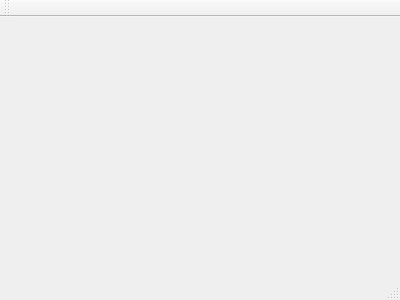
The window that mainwindow.ui (ThisIsPIRI/classroom-picker) describes before a commit, drawn with Qt 5.
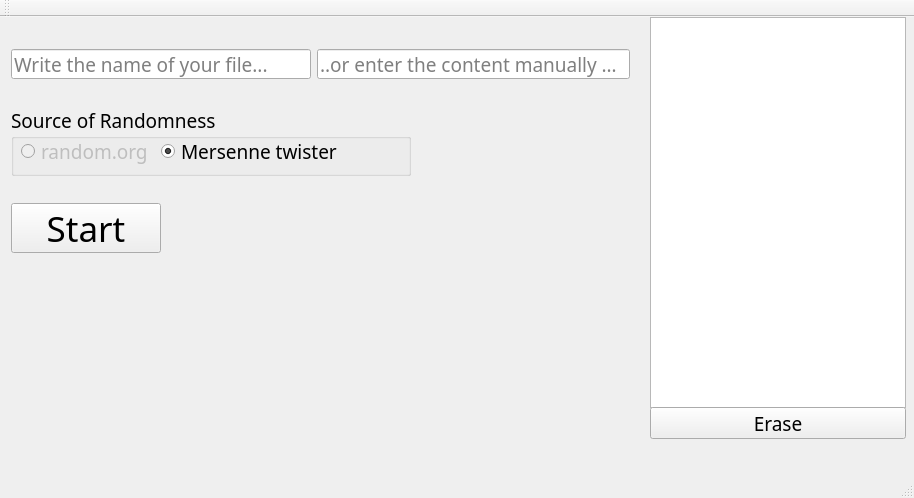
The same window after the commit.

Commit message: Basic UI complete

```diff
--- a/mainwindow.ui
+++ b/mainwindow.ui
@@ -1,24 +1,262 @@
 <ui version="4.0">
  <class>MainWindow</class>
- <widget class="QMainWindow" name="MainWindow" >
-  <property name="geometry" >
+ <widget class="QMainWindow" name="MainWindow">
+  <property name="geometry">
    <rect>
     <x>0</x>
     <y>0</y>
-    <width>400</width>
-    <height>300</height>
+    <width>914</width>
+    <height>498</height>
    </rect>
   </property>
   <property name="windowTitle" >
    <string>MainWindow</string>
   </property>
-  <widget class="QMenuBar" name="menuBar" />
-  <widget class="QToolBar" name="mainToolBar" />
-  <widget class="QWidget" name="centralWidget" />
-  <widget class="QStatusBar" name="statusBar" />
+  <widget class="QWidget" name="centralWidget">
+   <widget class="QWidget" name="verticalLayoutWidget">
+    <property name="geometry">
+     <rect>
+      <x>0</x>
+      <y>0</y>
+      <width>641</width>
+      <height>271</height>
+     </rect>
+    </property>
+    <layout class="QVBoxLayout" name="mainLayout">
+     <item>
+      <layout class="QHBoxLayout" name="horizontalLayout">
+       <property name="sizeConstraint">
+        <enum>QLayout::SetMinimumSize</enum>
+       </property>
+       <item>
+        <widget class="QLineEdit" name="fileNameEdit">
+         <property name="sizePolicy">
+          <sizepolicy hsizetype="Preferred" vsizetype="Preferred">
+           <horstretch>0</horstretch>
+           <verstretch>0</verstretch>
+          </sizepolicy>
+         </property>
+         <property name="maximumSize">
+          <size>
+           <width>300</width>
+           <height>30</height>
+          </size>
+         </property>
+         <property name="sizeIncrement">
+          <size>
+           <width>150</width>
+           <height>30</height>
+          </size>
+         </property>
+         <property name="baseSize">
+          <size>
+           <width>300</width>
+           <height>40</height>
+          </size>
+         </property>
+         <property name="font">
+          <font>
+           <family>SeoulNamsan</family>
+           <pointsize>14</pointsize>
+          </font>
+         </property>
+         <property name="placeholderText">
+          <string>Write the name of your file...</string>
+         </property>
+        </widget>
+       </item>
+       <item>
+        <widget class="QLineEdit" name="entryEdit">
+         <property name="sizePolicy">
+          <sizepolicy hsizetype="Preferred" vsizetype="Preferred">
+           <horstretch>0</horstretch>
+           <verstretch>0</verstretch>
+          </sizepolicy>
+         </property>
+         <property name="maximumSize">
+          <size>
+           <width>360</width>
+           <height>30</height>
+          </size>
+         </property>
+         <property name="font">
+          <font>
+           <family>SeoulNamsan</family>
+           <pointsize>14</pointsize>
+          </font>
+         </property>
+         <property name="placeholderText">
+          <string>..or enter the content manually here</string>
+         </property>
+        </widget>
+       </item>
+      </layout>
+     </item>
+     <item>
+      <widget class="QGroupBox" name="randomTypeBox">
+       <property name="sizePolicy">
+        <sizepolicy hsizetype="Preferred" vsizetype="Preferred">
+         <horstretch>0</horstretch>
+         <verstretch>0</verstretch>
+        </sizepolicy>
+       </property>
+       <property name="minimumSize">
+        <size>
+         <width>400</width>
+         <height>70</height>
+        </size>
+       </property>
+       <property name="maximumSize">
+        <size>
+         <width>400</width>
+         <height>70</height>
+        </size>
+       </property>
+       <property name="font">
+        <font>
+         <family>SeoulNamsan</family>
+         <pointsize>14</pointsize>
+        </font>
+       </property>
+       <property name="title">
+        <string>Source of Randomness</string>
+       </property>
+       <widget class="QRadioButton" name="randomOrgRadio">
+        <property name="enabled">
+         <bool>false</bool>
+        </property>
+        <property name="geometry">
+         <rect>
+          <x>10</x>
+          <y>30</y>
+          <width>141</width>
+          <height>30</height>
+         </rect>
+        </property>
+        <property name="sizePolicy">
+         <sizepolicy hsizetype="Preferred" vsizetype="Fixed">
+          <horstretch>0</horstretch>
+          <verstretch>0</verstretch>
+         </sizepolicy>
+        </property>
+        <property name="maximumSize">
+         <size>
+          <width>150</width>
+          <height>30</height>
+         </size>
+        </property>
+        <property name="text">
+         <string>random.org</string>
+        </property>
+       </widget>
+       <widget class="QRadioButton" name="mersenneRadio">
+        <property name="geometry">
+         <rect>
+          <x>150</x>
+          <y>30</y>
+          <width>200</width>
+          <height>30</height>
+         </rect>
+        </property>
+        <property name="maximumSize">
+         <size>
+          <width>250</width>
+          <height>30</height>
+         </size>
+        </property>
+        <property name="text">
+         <string>Mersenne twister</string>
+        </property>
+        <property name="checked">
+         <bool>true</bool>
+        </property>
+       </widget>
+      </widget>
+     </item>
+     <item>
+      <widget class="QPushButton" name="startButton">
+       <property name="sizePolicy">
+        <sizepolicy hsizetype="Minimum" vsizetype="Fixed">
+         <horstretch>0</horstretch>
+         <verstretch>0</verstretch>
+        </sizepolicy>
+       </property>
+       <property name="minimumSize">
+        <size>
+         <width>70</width>
+         <height>40</height>
+        </size>
+       </property>
+       <property name="maximumSize">
+        <size>
+         <width>150</width>
+         <height>50</height>
+        </size>
+       </property>
+       <property name="font">
+        <font>
+         <family>SeoulNamsan</family>
+         <pointsize>26</pointsize>
+        </font>
+       </property>
+       <property name="text">
+        <string>Start</string>
+       </property>
+      </widget>
+     </item>
+    </layout>
+   </widget>
+   <widget class="QListWidget" name="entryList">
+    <property name="geometry">
+     <rect>
+      <x>650</x>
+      <y>0</y>
+      <width>256</width>
+      <height>391</height>
+     </rect>
+    </property>
+   </widget>
+   <widget class="QPushButton" name="eraseListButton">
+    <property name="geometry">
+     <rect>
+      <x>650</x>
+      <y>390</y>
+      <width>256</width>
+      <height>32</height>
+     </rect>
+    </property>
+    <property name="font">
+     <font>
+      <family>SeoulNamsan</family>
+      <pointsize>14</pointsize>
+     </font>
+    </property>
+    <property name="text">
+     <string>Erase</string>
+    </property>
+   </widget>
+  </widget>
+  <widget class="QMenuBar" name="menuBar">
+   <property name="geometry">
+    <rect>
+     <x>0</x>
+     <y>0</y>
+     <width>914</width>
+     <height>21</height>
+    </rect>
+   </property>
+  </widget>
+  <widget class="QToolBar" name="mainToolBar">
+   <attribute name="toolBarArea">
+    <enum>TopToolBarArea</enum>
+   </attribute>
+   <attribute name="toolBarBreak">
+    <bool>false</bool>
+   </attribute>
+  </widget>
+  <widget class="QStatusBar" name="statusBar"/>
  </widget>
- <layoutDefault spacing="6" margin="11" />
- <pixmapfunction></pixmapfunction>
+ <layoutdefault spacing="6" margin="11"/>
  <resources/>
  <connections/>
 </ui>
```
Left out of the diff: 3 changed lines with no effect on the pictures. The commit also changes 2 other files.
